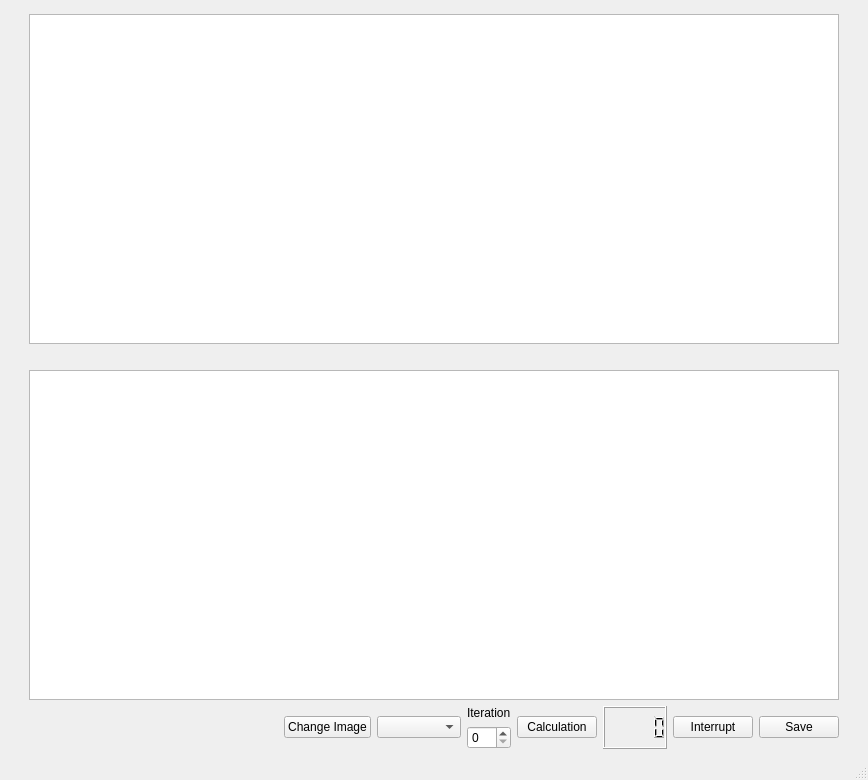
Above: MainWin.ui from Tony-Yao-Ru/Multithreading_implementation before the change. Below: the same form after it.
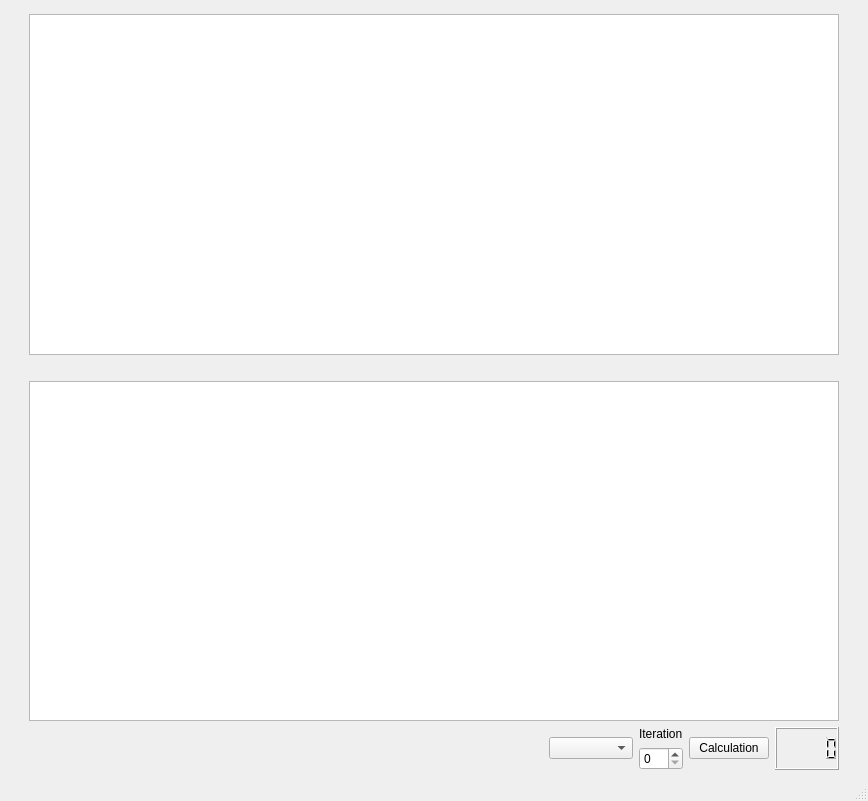
That is the form after the change.

Commit message: remove some buttons

The edit to the form file:
```diff
--- a/MainWin.ui
+++ b/MainWin.ui
@@ -7,7 +7,7 @@
     <x>0</x>
     <y>0</y>
     <width>868</width>
-    <height>780</height>
+    <height>801</height>
    </rect>
   </property>
   <property name="windowTitle">
@@ -19,39 +19,6 @@
      <layout class="QGridLayout" name="gridLayout_2">
       <item row="3" column="0">
        <layout class="QGridLayout" name="gridLayout">
-        <item row="0" column="2">
-         <widget class="QComboBox" name="CameraSelection">
-          <item>
-           <property name="text">
-            <string/>
-           </property>
-          </item>
-          <item>
-           <property name="text">
-            <string>Camera 1</string>
-           </property>
-          </item>
-          <item>
-           <property name="text">
-            <string>Camera 2</string>
-           </property>
-          </item>
-         </widget>
-        </item>
-        <item row="0" column="4">
-         <layout class="QVBoxLayout" name="verticalLayout">
-          <item>
-           <widget class="QLabel" name="label">
-            <property name="text">
-             <string>Iteration</string>
-            </property>
-           </widget>
-          </item>
-          <item>
-           <widget class="QSpinBox" name="Iteration"/>
-          </item>
-         </layout>
-        </item>
         <item row="0" column="0">
          <spacer name="horizontalSpacer">
           <property name="orientation">
@@ -66,36 +33,48 @@
          </spacer>
         </item>
         <item row="0" column="5">
+         <widget class="QLCDNumber" name="iterationShowing"/>
+        </item>
+        <item row="0" column="3">
+         <layout class="QVBoxLayout" name="verticalLayout">
+          <item>
+           <widget class="QLabel" name="label">
+            <property name="text">
+             <string>Iteration</string>
+            </property>
+           </widget>
+          </item>
+          <item>
+           <widget class="QSpinBox" name="Iteration"/>
+          </item>
+         </layout>
+        </item>
+        <item row="0" column="1">
+         <widget class="QComboBox" name="CameraSelection">
+          <item>
+           <property name="text">
+            <string/>
+           </property>
+          </item>
+          <item>
+           <property name="text">
+            <string>Camera 1</string>
+           </property>
+          </item>
+          <item>
+           <property name="text">
+            <string>Camera 2</string>
+           </property>
+          </item>
+         </widget>
+        </item>
+        <item row="0" column="4">
          <widget class="QPushButton" name="btn_calculation">
           <property name="text">
            <string>Calculation</string>
           </property>
          </widget>
         </item>
-        <item row="0" column="1">
-         <widget class="QPushButton" name="btn_changeImg">
-          <property name="text">
-           <string>Change Image</string>
-          </property>
-         </widget>
-        </item>
-        <item row="0" column="7">
-         <widget class="QPushButton" name="btn_interrupt">
-          <property name="text">
-           <string>Interrupt</string>
-          </property>
-         </widget>
-        </item>
-        <item row="0" column="8">
-         <widget class="QPushButton" name="btn_save">
-          <property name="text">
-           <string>Save</string>
-          </property>
-         </widget>
-        </item>
-        <item row="0" column="6">
-         <widget class="QLCDNumber" name="iterationShowing"/>
-        </item>
        </layout>
       </item>
       <item row="1" column="0">
```
The commit also changes 2 other files.
